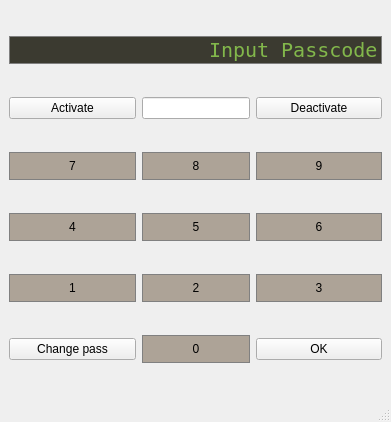
Before: the Qt Designer form controlpanel.ui in khanhchel99/HomeSecuritySystem, drawn with Qt 5.
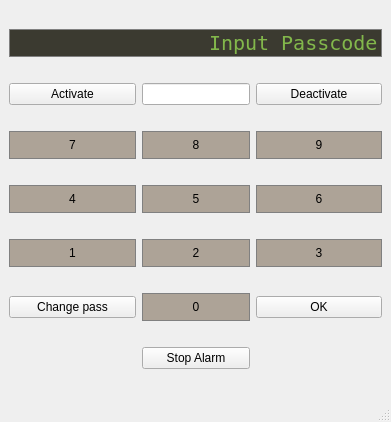
After: the same form once the commit is applied.

```diff
--- a/controlpanel.ui
+++ b/controlpanel.ui
@@ -15,7 +15,104 @@
   </property>
   <widget class="QWidget" name="centralwidget">
    <layout class="QGridLayout" name="gridLayout">
-    <item row="0" column="0" colspan="3">
+    <item row="4" column="0">
+     <widget class="QPushButton" name="Button7">
+      <property name="sizePolicy">
+       <sizepolicy hsizetype="Minimum" vsizetype="Ignored">
+        <horstretch>0</horstretch>
+        <verstretch>0</verstretch>
+       </sizepolicy>
+      </property>
+      <property name="styleSheet">
+       <string notr="true">QPushButton {
+	background-color: #ada397;
+	border: 1px solid gray;
+	padding: 6px;
+}
+
+QPushButton:pressed {
+  	background-color: #bdcebe;
+	border: 1px solid gray;
+	padding: 6px;
+}
+</string>
+      </property>
+      <property name="text">
+       <string>7</string>
+      </property>
+     </widget>
+    </item>
+    <item row="5" column="1">
+     <widget class="QPushButton" name="Button5">
+      <property name="styleSheet">
+       <string notr="true">QPushButton {
+	background-color: #ada397;
+	border: 1px solid gray;
+	padding: 6px;
+}
+
+QPushButton:pressed {
+  	background-color: #bdcebe;
+	border: 1px solid gray;
+	padding: 6px;
+}
+</string>
+      </property>
+      <property name="text">
+       <string>5</string>
+      </property>
+     </widget>
+    </item>
+    <item row="7" column="1">
+     <widget class="QPushButton" name="Button0">
+      <property name="styleSheet">
+       <string notr="true">QPushButton {
+	background-color: #ada397;
+	border: 1px solid gray;
+	padding: 6px;
+}
+
+QPushButton:pressed {
+  	background-color: #bdcebe;
+	border: 1px solid gray;
+	padding: 6px;
+}
+</string>
+      </property>
+      <property name="text">
+       <string>0</string>
+      </property>
+     </widget>
+    </item>
+    <item row="5" column="2">
+     <widget class="QPushButton" name="Button6">
+      <property name="styleSheet">
+       <string notr="true">QPushButton {
+	background-color: #ada397;
+	border: 1px solid gray;
+	padding: 6px;
+}
+
+QPushButton:pressed {
+  	background-color: #bdcebe;
+	border: 1px solid gray;
+	padding: 6px;
+}
+</string>
+      </property>
+      <property name="text">
+       <string>6</string>
+      </property>
+     </widget>
+    </item>
+    <item row="3" column="0">
+     <widget class="QPushButton" name="Activate">
+      <property name="text">
+       <string>Activate</string>
+      </property>
+     </widget>
+    </item>
+    <item row="1" column="0" colspan="3">
      <widget class="QLineEdit" name="Display">
       <property name="sizePolicy">
        <sizepolicy hsizetype="Preferred" vsizetype="Fixed">
@@ -44,28 +141,56 @@
       </property>
      </widget>
     </item>
-    <item row="3" column="2">
-     <widget class="QPushButton" name="Button6">
-      <property name="styleSheet">
-       <string notr="true">QPushButton {
-	background-color: #ada397;
-	border: 1px solid gray;
-	padding: 6px;
-}
-
-QPushButton:pressed {
-  	background-color: #bdcebe;
-	border: 1px solid gray;
-	padding: 6px;
-}
-</string>
-      </property>
-      <property name="text">
-       <string>6</string>
-      </property>
-     </widget>
-    </item>
     <item row="4" column="2">
+     <widget class="QPushButton" name="Button9">
+      <property name="styleSheet">
+       <string notr="true">QPushButton {
+	background-color: #ada397;
+	border: 1px solid gray;
+	padding: 6px;
+}
+
+QPushButton:pressed {
+  	background-color: #bdcebe;
+	border: 1px solid gray;
+	padding: 6px;
+}
+</string>
+      </property>
+      <property name="text">
+       <string>9</string>
+      </property>
+     </widget>
+    </item>
+    <item row="3" column="2">
+     <widget class="QPushButton" name="Deactivate">
+      <property name="text">
+       <string>Deactivate</string>
+      </property>
+     </widget>
+    </item>
+    <item row="4" column="1">
+     <widget class="QPushButton" name="Button8">
+      <property name="styleSheet">
+       <string notr="true">QPushButton {
+	background-color: #ada397;
+	border: 1px solid gray;
+	padding: 6px;
+}
+
+QPushButton:pressed {
+  	background-color: #bdcebe;
+	border: 1px solid gray;
+	padding: 6px;
+}
+</string>
+      </property>
+      <property name="text">
+       <string>8</string>
+      </property>
+     </widget>
+    </item>
+    <item row="6" column="2">
      <widget class="QPushButton" name="Button3">
       <property name="styleSheet">
        <string notr="true">QPushButton {
@@ -86,49 +211,7 @@
       </property>
      </widget>
     </item>
-    <item row="4" column="1">
-     <widget class="QPushButton" name="Button2">
-      <property name="styleSheet">
-       <string notr="true">QPushButton {
-	background-color: #ada397;
-	border: 1px solid gray;
-	padding: 6px;
-}
-
-QPushButton:pressed {
-  	background-color: #bdcebe;
-	border: 1px solid gray;
-	padding: 6px;
-}
-</string>
-      </property>
-      <property name="text">
-       <string>2</string>
-      </property>
-     </widget>
-    </item>
-    <item row="5" column="1">
-     <widget class="QPushButton" name="Button0">
-      <property name="styleSheet">
-       <string notr="true">QPushButton {
-	background-color: #ada397;
-	border: 1px solid gray;
-	padding: 6px;
-}
-
-QPushButton:pressed {
-  	background-color: #bdcebe;
-	border: 1px solid gray;
-	padding: 6px;
-}
-</string>
-      </property>
-      <property name="text">
-       <string>0</string>
-      </property>
-     </widget>
-    </item>
-    <item row="3" column="0">
+    <item row="5" column="0">
      <widget class="QPushButton" name="Button4">
       <property name="styleSheet">
        <string notr="true">QPushButton {
@@ -150,117 +233,6 @@
      </widget>
     </item>
     <item row="3" column="1">
-     <widget class="QPushButton" name="Button5">
-      <property name="styleSheet">
-       <string notr="true">QPushButton {
-	background-color: #ada397;
-	border: 1px solid gray;
-	padding: 6px;
-}
-
-QPushButton:pressed {
-  	background-color: #bdcebe;
-	border: 1px solid gray;
-	padding: 6px;
-}
-</string>
-      </property>
-      <property name="text">
-       <string>5</string>
-      </property>
-     </widget>
-    </item>
-    <item row="2" column="1">
-     <widget class="QPushButton" name="Button8">
-      <property name="styleSheet">
-       <string notr="true">QPushButton {
-	background-color: #ada397;
-	border: 1px solid gray;
-	padding: 6px;
-}
-
-QPushButton:pressed {
-  	background-color: #bdcebe;
-	border: 1px solid gray;
-	padding: 6px;
-}
-</string>
-      </property>
-      <property name="text">
-       <string>8</string>
-      </property>
-     </widget>
-    </item>
-    <item row="4" column="0">
-     <widget class="QPushButton" name="Button1">
-      <property name="styleSheet">
-       <string notr="true">QPushButton {
-	background-color: #ada397;
-	border: 1px solid gray;
-	padding: 6px;
-}
-
-QPushButton:pressed {
-  	background-color: #bdcebe;
-	border: 1px solid gray;
-	padding: 6px;
-}
-</string>
-      </property>
-      <property name="text">
-       <string>1</string>
-      </property>
-     </widget>
-    </item>
-    <item row="2" column="0">
-     <widget class="QPushButton" name="Button7">
-      <property name="sizePolicy">
-       <sizepolicy hsizetype="Minimum" vsizetype="Ignored">
-        <horstretch>0</horstretch>
-        <verstretch>0</verstretch>
-       </sizepolicy>
-      </property>
-      <property name="styleSheet">
-       <string notr="true">QPushButton {
-	background-color: #ada397;
-	border: 1px solid gray;
-	padding: 6px;
-}
-
-QPushButton:pressed {
-  	background-color: #bdcebe;
-	border: 1px solid gray;
-	padding: 6px;
-}
-</string>
-      </property>
-      <property name="text">
-       <string>7</string>
-      </property>
-     </widget>
-    </item>
-    <item row="2" column="2">
-     <widget class="QPushButton" name="Button9">
-      <property name="styleSheet">
-       <string notr="true">QPushButton {
-	background-color: #ada397;
-	border: 1px solid gray;
-	padding: 6px;
-}
-
-QPushButton:pressed {
-  	background-color: #bdcebe;
-	border: 1px solid gray;
-	padding: 6px;
-}
-</string>
-      </property>
-      <property name="text">
-       <string>9</string>
-      </property>
-     </widget>
-    </item>
-    <item row="1" column="1">
      <widget class="QLineEdit" name="CurrentState">
       <property name="sizePolicy">
        <sizepolicy hsizetype="Fixed" vsizetype="Fixed">
@@ -270,34 +242,69 @@
       </property>
      </widget>
     </item>
-    <item row="1" column="0">
-     <widget class="QPushButton" name="Activate">
+    <item row="6" column="1">
+     <widget class="QPushButton" name="Button2">
+      <property name="styleSheet">
+       <string notr="true">QPushButton {
+	background-color: #ada397;
+	border: 1px solid gray;
+	padding: 6px;
+}
+
+QPushButton:pressed {
+  	background-color: #bdcebe;
+	border: 1px solid gray;
+	padding: 6px;
+}
+</string>
+      </property>
       <property name="text">
-       <string>Activate</string>
+       <string>2</string>
       </property>
      </widget>
     </item>
-    <item row="5" column="0">
+    <item row="7" column="0">
      <widget class="QPushButton" name="ChangePass">
       <property name="text">
        <string>Change pass</string>
       </property>
      </widget>
     </item>
-    <item row="1" column="2">
-     <widget class="QPushButton" name="Deactivate">
+    <item row="6" column="0">
+     <widget class="QPushButton" name="Button1">
+      <property name="styleSheet">
+       <string notr="true">QPushButton {
+	background-color: #ada397;
+	border: 1px solid gray;
+	padding: 6px;
+}
+
+QPushButton:pressed {
+  	background-color: #bdcebe;
+	border: 1px solid gray;
+	padding: 6px;
+}
+</string>
+      </property>
       <property name="text">
-       <string>Deactivate</string>
+       <string>1</string>
       </property>
      </widget>
     </item>
-    <item row="5" column="2">
+    <item row="7" column="2">
      <widget class="QPushButton" name="Ok">
       <property name="text">
        <string>OK</string>
       </property>
      </widget>
     </item>
+    <item row="8" column="1">
+     <widget class="QPushButton" name="StopAlarm">
+      <property name="text">
+       <string>Stop Alarm</string>
+      </property>
+     </widget>
+    </item>
    </layout>
   </widget>
   <widget class="QMenuBar" name="menubar">
```
